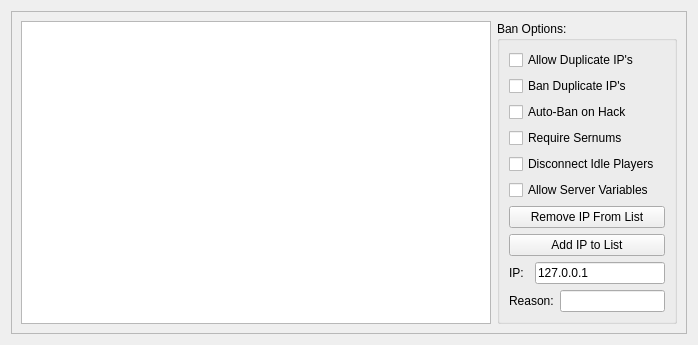
StarixWoS/ReMix, file ui/bannedip.ui: the form before one commit.
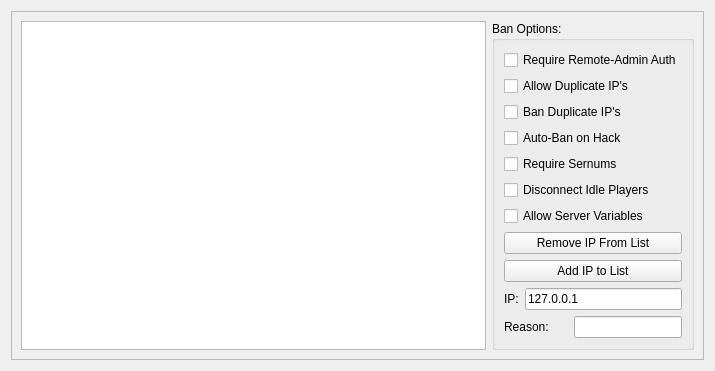
The form after the commit.

Commit message: Add: Implemented the basic framework for Remote Admin authentication and storage. Change: Split the standard C++11's RNG object into it's own class separate from the Helper namespace. The only downside is we're required to create the object when needed per-class. Change: Begin work on updating the Player table with Connection Time and Packet I/O information.

What changed in the file:
```diff
--- a/ui/bannedip.ui
+++ b/ui/bannedip.ui
@@ -6,8 +6,8 @@
    <rect>
     <x>0</x>
     <y>0</y>
-    <width>698</width>
-    <height>313</height>
+    <width>715</width>
+    <height>336</height>
    </rect>
   </property>
   <property name="windowTitle">
@@ -23,7 +23,7 @@
       <enum>QFrame::Raised</enum>
      </property>
      <layout class="QGridLayout" name="gridLayout_2">
-      <item row="0" column="0" rowspan="2">
+      <item row="0" column="0">
        <widget class="QTableView" name="banTable">
         <property name="sizePolicy">
          <sizepolicy hsizetype="Expanding" vsizetype="Expanding">
@@ -72,56 +72,111 @@
         </attribute>
        </widget>
       </item>
-      <item row="0" column="1" rowspan="2" colspan="2">
+      <item row="0" column="1">
        <widget class="QGroupBox" name="groupBox">
         <property name="title">
          <string>Ban Options:</string>
         </property>
         <layout class="QGridLayout" name="gridLayout_3">
          <item row="0" column="0" colspan="3">
+          <widget class="QCheckBox" name="reqAdminAuth">
+           <property name="sizePolicy">
+            <sizepolicy hsizetype="Minimum" vsizetype="Fixed">
+             <horstretch>0</horstretch>
+             <verstretch>0</verstretch>
+            </sizepolicy>
+           </property>
+           <property name="text">
+            <string>Require Remote-Admin Auth</string>
+           </property>
+          </widget>
+         </item>
+         <item row="1" column="0" colspan="3">
           <widget class="QCheckBox" name="allowDupedIP">
+           <property name="sizePolicy">
+            <sizepolicy hsizetype="Preferred" vsizetype="Fixed">
+             <horstretch>0</horstretch>
+             <verstretch>0</verstretch>
+            </sizepolicy>
+           </property>
            <property name="text">
             <string>Allow Duplicate IP's</string>
            </property>
           </widget>
          </item>
-         <item row="1" column="0" colspan="3">
+         <item row="2" column="0" colspan="3">
           <widget class="QCheckBox" name="banDupedIP">
+           <property name="sizePolicy">
+            <sizepolicy hsizetype="Preferred" vsizetype="Fixed">
+             <horstretch>0</horstretch>
+             <verstretch>0</verstretch>
+            </sizepolicy>
+           </property>
            <property name="text">
             <string>Ban Duplicate IP's</string>
            </property>
           </widget>
          </item>
-         <item row="2" column="0" colspan="3">
+         <item row="3" column="0" colspan="3">
           <widget class="QCheckBox" name="banHackers">
+           <property name="sizePolicy">
+            <sizepolicy hsizetype="Preferred" vsizetype="Fixed">
+             <horstretch>0</horstretch>
+             <verstretch>0</verstretch>
+            </sizepolicy>
+           </property>
            <property name="text">
             <string>Auto-Ban on Hack</string>
            </property>
           </widget>
          </item>
-         <item row="3" column="0" colspan="3">
+         <item row="4" column="0" colspan="3">
           <widget class="QCheckBox" name="reqSernums">
+           <property name="sizePolicy">
+            <sizepolicy hsizetype="Preferred" vsizetype="Fixed">
+             <horstretch>0</horstretch>
+             <verstretch>0</verstretch>
+            </sizepolicy>
+           </property>
            <property name="text">
             <string>Require Sernums</string>
            </property>
           </widget>
          </item>
-         <item row="4" column="0" colspan="3">
+         <item row="5" column="0" colspan="3">
           <widget class="QCheckBox" name="disconnectIdles">
+           <property name="sizePolicy">
+            <sizepolicy hsizetype="Preferred" vsizetype="Fixed">
+             <horstretch>0</horstretch>
+             <verstretch>0</verstretch>
+            </sizepolicy>
+           </property>
            <property name="text">
             <string>Disconnect Idle Players</string>
            </property>
           </widget>
          </item>
-         <item row="5" column="0" colspan="3">
+         <item row="6" column="0" colspan="3">
           <widget class="QCheckBox" name="allowSSV">
+           <property name="sizePolicy">
+            <sizepolicy hsizetype="Preferred" vsizetype="Fixed">
+             <horstretch>0</horstretch>
+             <verstretch>0</verstretch>
+            </sizepolicy>
+           </property>
            <property name="text">
             <string>Allow Server Variables</string>
            </property>
           </widget>
          </item>
-         <item row="6" column="0" colspan="3">
+         <item row="7" column="0" colspan="3">
           <widget class="QPushButton" name="removeIPBan">
+           <property name="sizePolicy">
+            <sizepolicy hsizetype="Preferred" vsizetype="Fixed">
+             <horstretch>0</horstretch>
+             <verstretch>0</verstretch>
+            </sizepolicy>
+           </property>
            <property name="text">
             <string>Remove IP From List</string>
            </property>
@@ -130,8 +185,14 @@
            </property>
           </widget>
          </item>
-         <item row="7" column="0" colspan="3">
+         <item row="8" column="0" colspan="3">
           <widget class="QPushButton" name="addIPBan">
+           <property name="sizePolicy">
+            <sizepolicy hsizetype="Preferred" vsizetype="Fixed">
+             <horstretch>0</horstretch>
+             <verstretch>0</verstretch>
+            </sizepolicy>
+           </property>
            <property name="text">
             <string>Add IP to List</string>
            </property>
@@ -140,53 +201,53 @@
            </property>
           </widget>
          </item>
-         <item row="8" column="0">
+         <item row="9" column="0">
           <widget class="QLabel" name="label">
+           <property name="sizePolicy">
+            <sizepolicy hsizetype="Fixed" vsizetype="Fixed">
+             <horstretch>0</horstretch>
+             <verstretch>0</verstretch>
+            </sizepolicy>
+           </property>
            <property name="text">
             <string>IP:</string>
            </property>
           </widget>
          </item>
-         <item row="8" column="1" colspan="2">
+         <item row="9" column="1" colspan="2">
           <widget class="QLineEdit" name="banIP">
            <property name="sizePolicy">
-            <sizepolicy hsizetype="Fixed" vsizetype="Fixed">
+            <sizepolicy hsizetype="Preferred" vsizetype="Fixed">
              <horstretch>0</horstretch>
              <verstretch>0</verstretch>
             </sizepolicy>
            </property>
-           <property name="maximumSize">
-            <size>
-             <width>133</width>
-             <height>16777215</height>
-            </size>
-           </property>
            <property name="text">
             <string>127.0.0.1</string>
            </property>
           </widget>
          </item>
-         <item row="9" column="0" colspan="2">
+         <item row="10" column="0" colspan="2">
           <widget class="QLabel" name="label_2">
+           <property name="sizePolicy">
+            <sizepolicy hsizetype="Fixed" vsizetype="Fixed">
+             <horstretch>0</horstretch>
+             <verstretch>0</verstretch>
+            </sizepolicy>
+           </property>
            <property name="text">
             <string>Reason:</string>
            </property>
           </widget>
          </item>
-         <item row="9" column="2">
+         <item row="10" column="2">
           <widget class="QLineEdit" name="banReason">
            <property name="sizePolicy">
-            <sizepolicy hsizetype="Fixed" vsizetype="Fixed">
+            <sizepolicy hsizetype="Preferred" vsizetype="Fixed">
              <horstretch>0</horstretch>
              <verstretch>0</verstretch>
             </sizepolicy>
            </property>
-           <property name="maximumSize">
-            <size>
-             <width>105</width>
-             <height>16777215</height>
-            </size>
-           </property>
           </widget>
          </item>
         </layout>
```
The commit also changes 21 other files.
